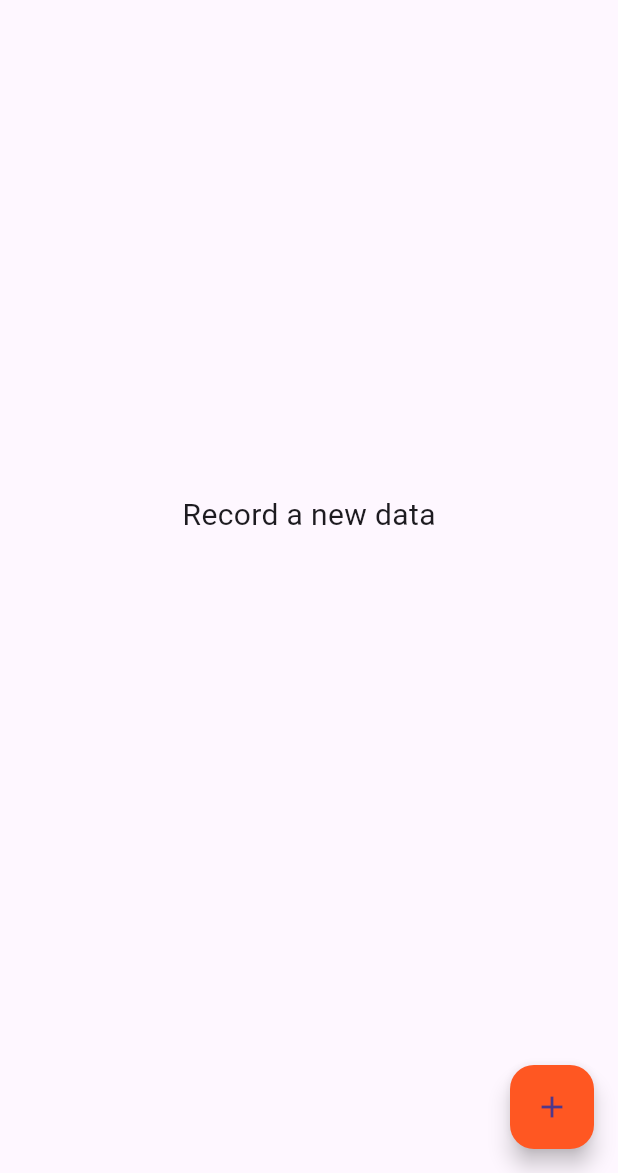
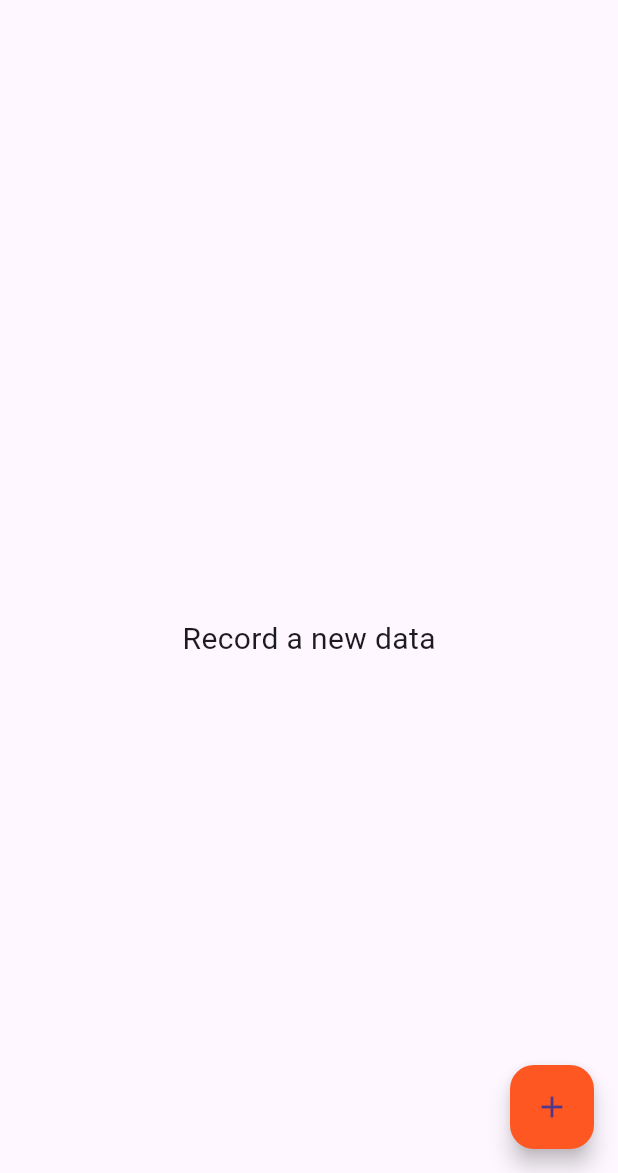
Before and after one commit to jucktion/healthlog, a Flutter app: the BPScreen screen opened directly with empty values, on a phone screen of 412 x 824 dp, the part 63-1236 px from its top. Run offline on Flutter 3.47's test engine with Material 3 defaults, Android fonts, the phone set to English and light mode, and no system bars; our stand-ins replace fl_chart, permission_handler, sqflite; accounts and stored records are empty.

Commit message:
fix sizebox size cut off

```diff
--- a/lib/view/bp/bp.dart
+++ b/lib/view/bp/bp.dart
@@ -103,7 +103,7 @@ class _BPScreenState extends State<BPScreen> {
           child: !_retrived
               ? const Text('Content is not loaded yet')
               : SizedBox(
-                  height: MediaQuery.of(context).size.height / 1.25,
+                  height: MediaQuery.of(context).size.height,
                   child: FutureBuilder<List<BloodPressure>>(
                     future: _bp,
                     builder: (BuildContext context,
--- a/lib/view/cholesterol/cholesterol.dart
+++ b/lib/view/cholesterol/cholesterol.dart
@@ -103,7 +103,7 @@ class _CHLSTRLScreenState extends State<CHLSTRLScreen> {
           child: !_retrived
               ? const Text('Content is not loaded yet')
               : SizedBox(
-                  height: MediaQuery.of(context).size.height / 1.25,
+                  height: MediaQuery.of(context).size.height,
                   child: FutureBuilder<List<Cholesterol>>(
                     future: _chlstrl,
                     builder: (BuildContext context,
--- a/lib/view/sugar/sugar.dart
+++ b/lib/view/sugar/sugar.dart
@@ -103,7 +103,7 @@ class _SGScreenState extends State<SGScreen> {
           child: !_retrived
               ? const Text('Content is not loaded yet')
               : SizedBox(
-                  height: MediaQuery.of(context).size.height / 1.25,
+                  height: MediaQuery.of(context).size.height,
                   child: FutureBuilder<List<Sugar>>(
                     future: _sg,
                     builder: (BuildContext context,
```
Also changed, not shown: 1 other file.
